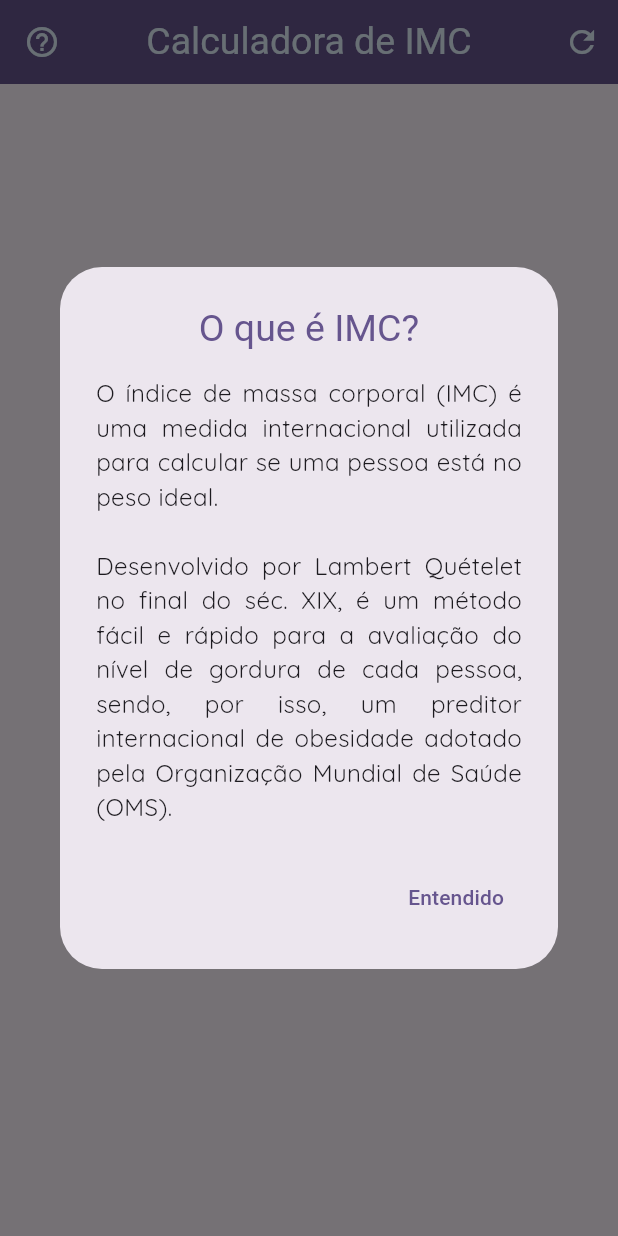
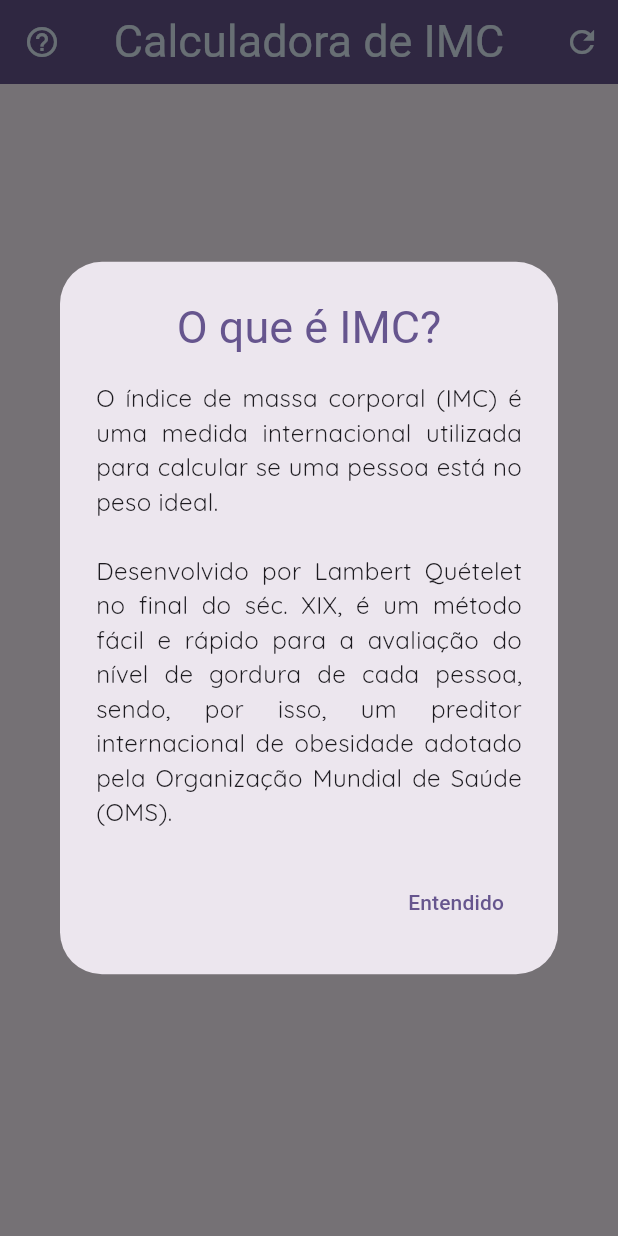
Before and after one commit to unzerstort/imc_app, a Flutter app: the screen it shows after launch, after a tap on the "help outline" icon, on a phone screen of 412 x 824 dp. Run offline on Flutter 3.47's test engine with Material 3 defaults, Android fonts, the phone set to English and light mode, and no system bars; our stand-ins replace google_fonts; Roboto replaces fonts that are missing (Acme).

Commit message:
fixes titles on dialog and app bar

```diff
--- a/lib/main.dart
+++ b/lib/main.dart
@@ -66,7 +66,7 @@
           style: GoogleFonts.acme(
               textStyle: TextStyle(
                   color: Theme.of(context).secondaryHeaderColor,
-                  fontSize: 25))),
+                  fontSize: 30))),
       centerTitle: true,
       backgroundColor: Theme.of(context).primaryColor,
       leading: IconButton(
@@ -94,7 +94,7 @@
             'O que é IMC?',
             style: GoogleFonts.acme(
                 textStyle: TextStyle(
-                    color: Theme.of(context).primaryColor, fontSize: 25)),
+                    color: Theme.of(context).primaryColor, fontSize: 30)),
             textAlign: TextAlign.center,
           ),
           content: Text(
```
